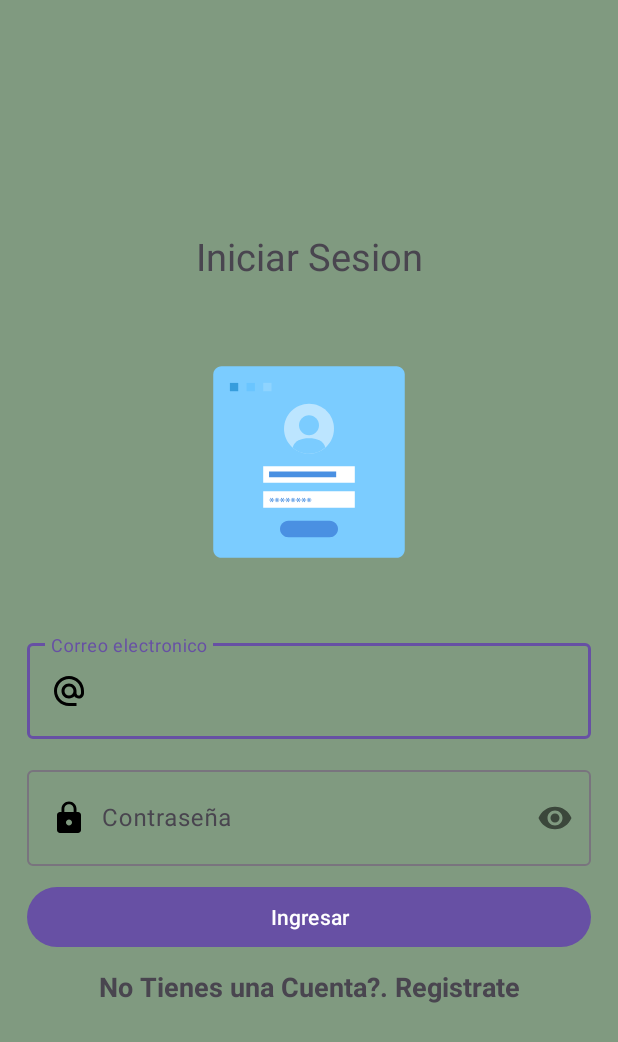
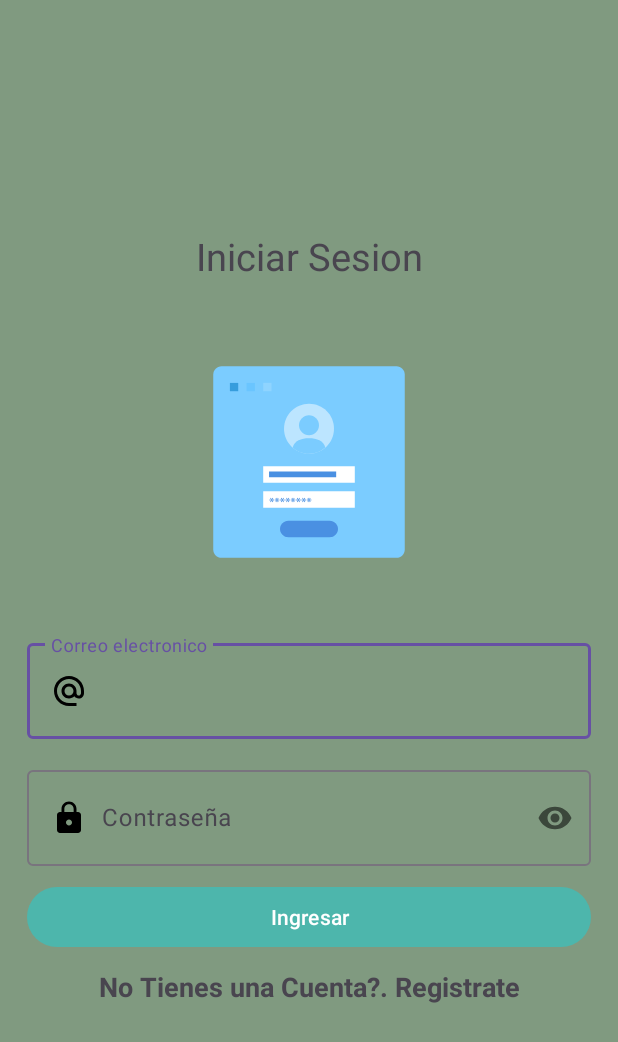
Before and after one commit to Xenia24/OrderEase, an Android app: the Login screen opened directly, with no data from a screen before it, on a phone screen of 412 x 824 dp. Shown: the top 1042 px of the screen. Run offline under Robolectric (Android 15) with nearby library versions, the light colour scheme and no system bars; our stand-ins replace Firebase (no records; nobody signed in at launch, a user with empty details on screens opened directly).

Commit message:
cambio color boton login, para resolver problema de gitUser

```diff
--- a/app/src/main/res/layout/activity_login.xml
+++ b/app/src/main/res/layout/activity_login.xml
@@ -42,6 +42,7 @@
                 android:id="@+id/CorreoL"
                 android:hint="@string/CorreoL"
                 android:drawableStart="@drawable/email"
+
                 android:drawablePadding="10dp"
                 android:padding="20dp"
                 android:inputType="textEmailAddress"/>
@@ -71,6 +72,7 @@
             android:layout_height="wrap_content"
             android:text="@string/Btn_LoginI"
             android:id="@+id/Btn_LoginI"
+            app:backgroundTint="@color/md_teal_300"
             android:layout_marginTop="10dp"/>
 
         <TextView
```
